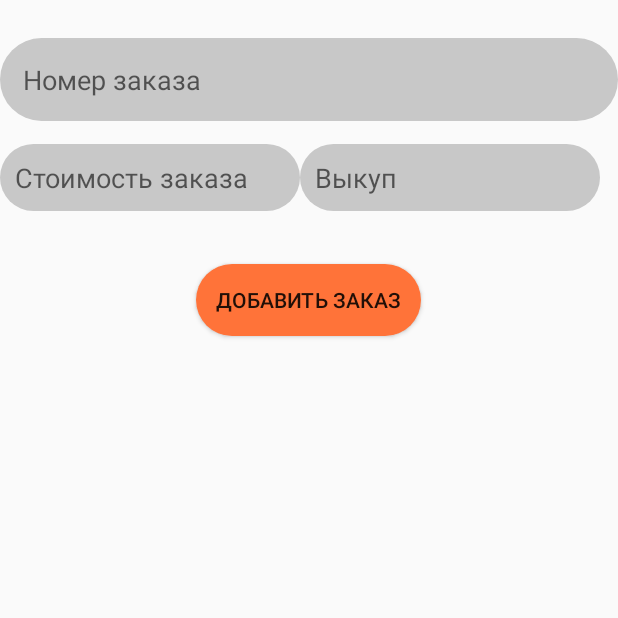
After one commit to saymon-says/LmBase, an Android app: the AddOrderActivity screen opened directly, with no data from a screen before it, on a phone screen of 412 x 824 dp, the top half of it. The commit adds this screen. Run offline under Robolectric (Android 15) with nearby library versions, the phone set to English and light mode, and no system bars; our stand-ins replace Firebase (no records; nobody signed in at launch, a user with empty details on screens opened directly).

```diff
--- a/app/src/main/AndroidManifest.xml
+++ b/app/src/main/AndroidManifest.xml
@@ -13,7 +13,8 @@
         android:roundIcon="@mipmap/ic_launcher_round"
         android:supportsRtl="true"
         android:theme="@style/AppTheme">
-        <activity android:name=".UserListActivity"></activity>
+        <activity android:name=".AddOrderActivity"></activity>
+        <activity android:name=".UserListActivity" />
         <activity android:name=".OrderListActivity" />
         <activity
             android:name="com.theartofdev.edmodo.cropper.CropImageActivity"
--- /dev/null
+++ b/app/src/main/java/com/example/lmbase/AddOrderActivity.java
@@ -0,0 +1,43 @@
+package com.example.lmbase;
+
+import androidx.appcompat.app.AppCompatActivity;
+
+import android.os.Bundle;
+import android.view.View;
+import android.widget.Button;
+import android.widget.EditText;
+
+import com.google.firebase.database.DatabaseReference;
+import com.google.firebase.database.FirebaseDatabase;
+
+public class AddOrderActivity extends AppCompatActivity {
+
+	private EditText numberOrder, priceOrder, bayouOrder;
+	private Button addButton;
+
+	private DatabaseReference ordersRef;
+
+	@Override
+	protected void onCreate(Bundle savedInstanceState) {
+		super.onCreate(savedInstanceState);
+		setContentView(R.layout.activity_add_order);
+
+		numberOrder = findViewById(R.id.number_order);
+		priceOrder = findViewById(R.id.price_order);
+		bayouOrder = findViewById(R.id.bayout_order);
+		addButton = findViewById(R.id.add_button);
+
+		ordersRef = FirebaseDatabase.getInstance().getReference().child("Orders");
+
+		addButton.setOnClickListener(new View.OnClickListener() {
+			@Override
+			public void onClick(View v) {
+				addOrderInOrderList();
+			}
+		});
+	}
+
+	private void addOrderInOrderList() {
+
+	}
+}
--- /dev/null
+++ b/app/src/main/res/layout/activity_add_order.xml
@@ -0,0 +1,58 @@
+<?xml version="1.0" encoding="utf-8"?>
+<RelativeLayout xmlns:android="http://schemas.android.com/apk/res/android"
+    xmlns:tools="http://schemas.android.com/tools"
+    android:layout_width="match_parent"
+    android:layout_height="match_parent"
+    tools:context=".AddOrderActivity">
+    <LinearLayout
+        android:id="@+id/layout_first"
+        android:layout_width="match_parent"
+        android:layout_height="wrap_content"
+        android:orientation="vertical"
+        >
+        <EditText
+            android:layout_marginTop="25dp"
+            android:id="@+id/number_order"
+            android:layout_width="match_parent"
+            android:layout_height="wrap_content"
+            android:hint="Номер заказа"
+            android:background="@drawable/input"
+            android:padding="15dp"
+            />
+        <LinearLayout
+            android:layout_width="match_parent"
+            android:layout_height="match_parent"
+            android:orientation="horizontal"
+            >
+            <EditText
+                android:id="@+id/price_order"
+                android:layout_width="200dp"
+                android:layout_height="match_parent"
+                android:hint="Стоимость заказа"
+                android:layout_marginTop="15dp"
+                android:background="@drawable/input"
+                android:padding="10dp"
+                />
+            <EditText
+                android:id="@+id/bayout_order"
+                android:layout_width="200dp"
+                android:layout_height="match_parent"
+                android:hint="Выкуп"
+                android:layout_marginTop="15dp"
+                android:padding="10dp"
+                android:background="@drawable/input"
+                />
+        </LinearLayout>
+    </LinearLayout>
+    <Button
+        android:id="@+id/add_button"
+        android:layout_below="@+id/layout_first"
+        android:layout_centerHorizontal="true"
+        android:layout_width="150dp"
+        android:layout_height="wrap_content"
+        android:text="Добавить заказ"
+        android:background="@drawable/button"
+        android:layout_marginTop="35dp"
+        />
+
+</RelativeLayout>
```
Also changed, not shown: app/src/main/java/com/example/lmbase/MainActivity.java (+41 -3 lines), app/src/main/java/com/example/lmbase/OrderListActivity.java (+13 -2 lines).
